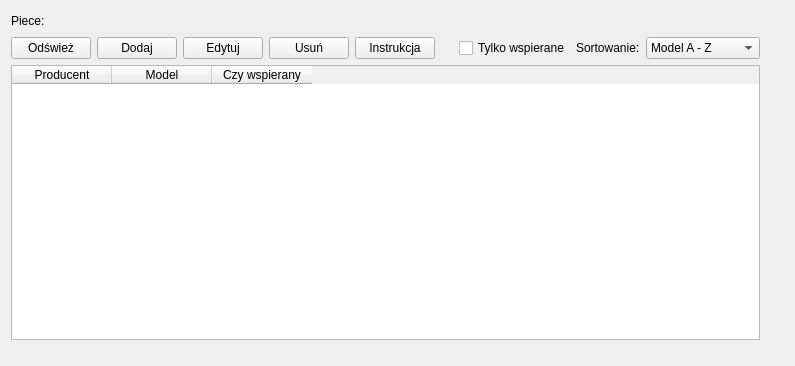
Qt form CELEJ_PROJEKT_SERWIS_PIEC_v2/furnaceswidget.ui (kcelej/Celej_Firma_Piec_Biuro_Repo) before a commit.
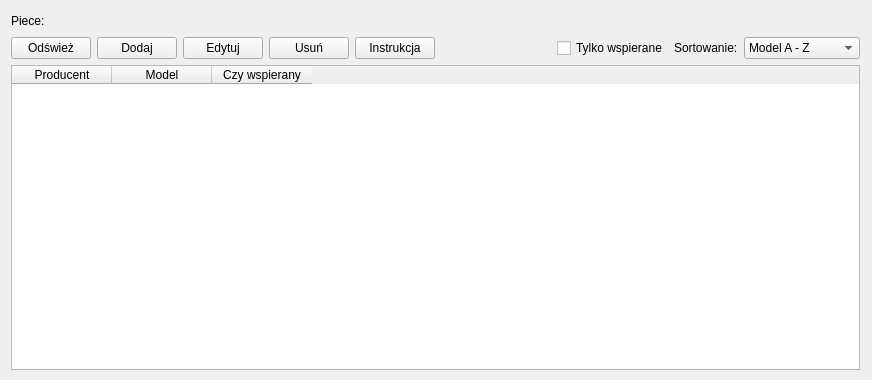
The same form after that commit.

```diff
--- a/CELEJ_PROJEKT_SERWIS_PIEC_v2/furnaceswidget.ui
+++ b/CELEJ_PROJEKT_SERWIS_PIEC_v2/furnaceswidget.ui
@@ -6,8 +6,8 @@
    <rect>
     <x>0</x>
     <y>0</y>
-    <width>795</width>
-    <height>366</height>
+    <width>872</width>
+    <height>380</height>
    </rect>
   </property>
   <property name="windowTitle">
@@ -18,8 +18,8 @@
     <rect>
      <x>0</x>
      <y>0</y>
-     <width>771</width>
-     <height>351</height>
+     <width>871</width>
+     <height>381</height>
     </rect>
    </property>
    <layout class="QGridLayout" name="gridLayout">
```
